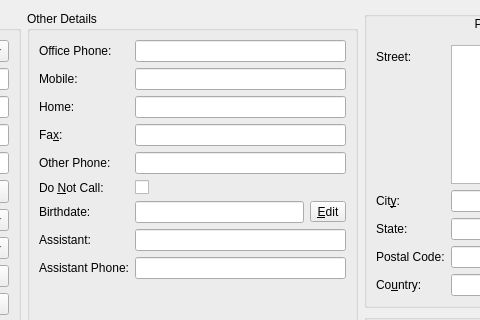
This is client/src/details/contactdetails.ui in KDAB/FatCRM as Qt 5 draws it before an edit; both pictures show x 322 to 802 and y 0 to 320 of the 1052 by 622 pixel window. The edited form follows.
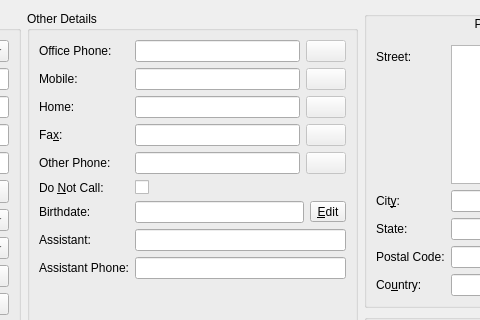
This is the edited form. Icons and pictures are not drawn. Custom widgets are drawn as their Qt base class.

Commit message: contactdetails: Add call/fax action buttons

Patch:
```diff
--- a/client/src/details/contactdetails.ui
+++ b/client/src/details/contactdetails.ui
@@ -273,7 +273,28 @@
        </widget>
       </item>
       <item row="0" column="1">
-       <widget class="QLineEdit" name="phone_work"/>
+       <layout class="QHBoxLayout" name="horizontalLayout_7">
+        <item>
+         <widget class="QLineEdit" name="phone_work"/>
+        </item>
+        <item>
+         <widget class="QPushButton" name="buttonCallWork">
+          <property name="enabled">
+           <bool>false</bool>
+          </property>
+          <property name="toolTip">
+           <string>Call</string>
+          </property>
+          <property name="text">
+           <string/>
+          </property>
+          <property name="icon">
+           <iconset theme="call-start">
+            <normaloff>.</normaloff>.</iconset>
+          </property>
+         </widget>
+        </item>
+       </layout>
       </item>
       <item row="1" column="0">
        <widget class="QLabel" name="label_13">
@@ -286,7 +307,28 @@
        </widget>
       </item>
       <item row="1" column="1">
-       <widget class="QLineEdit" name="phone_mobile"/>
+       <layout class="QHBoxLayout" name="horizontalLayout_8">
+        <item>
+         <widget class="QLineEdit" name="phone_mobile"/>
+        </item>
+        <item>
+         <widget class="QPushButton" name="buttonCallMobile">
+          <property name="enabled">
+           <bool>false</bool>
+          </property>
+          <property name="toolTip">
+           <string>Call</string>
+          </property>
+          <property name="text">
+           <string/>
+          </property>
+          <property name="icon">
+           <iconset theme="call-start">
+            <normaloff>.</normaloff>.</iconset>
+          </property>
+         </widget>
+        </item>
+       </layout>
       </item>
       <item row="2" column="0">
        <widget class="QLabel" name="label_14">
@@ -299,7 +341,28 @@
        </widget>
       </item>
       <item row="2" column="1">
-       <widget class="QLineEdit" name="phone_home"/>
+       <layout class="QHBoxLayout" name="horizontalLayout_9">
+        <item>
+         <widget class="QLineEdit" name="phone_home"/>
+        </item>
+        <item>
+         <widget class="QPushButton" name="buttonCallHome">
+          <property name="enabled">
+           <bool>false</bool>
+          </property>
+          <property name="toolTip">
+           <string>Call</string>
+          </property>
+          <property name="text">
+           <string/>
+          </property>
+          <property name="icon">
+           <iconset theme="call-start">
+            <normaloff>.</normaloff>.</iconset>
+          </property>
+         </widget>
+        </item>
+       </layout>
       </item>
       <item row="3" column="0">
        <widget class="QLabel" name="label_15">
@@ -312,7 +375,28 @@
        </widget>
       </item>
       <item row="3" column="1">
-       <widget class="QLineEdit" name="phone_fax"/>
+       <layout class="QHBoxLayout" name="horizontalLayout_10">
+        <item>
+         <widget class="QLineEdit" name="phone_fax"/>
+        </item>
+        <item>
+         <widget class="QPushButton" name="buttonFax">
+          <property name="enabled">
+           <bool>false</bool>
+          </property>
+          <property name="toolTip">
+           <string>Fax</string>
+          </property>
+          <property name="text">
+           <string/>
+          </property>
+          <property name="icon">
+           <iconset theme="mail-send">
+            <normaloff>.</normaloff>.</iconset>
+          </property>
+         </widget>
+        </item>
+       </layout>
       </item>
       <item row="4" column="0">
        <widget class="QLabel" name="label_16">
@@ -325,7 +409,28 @@
        </widget>
       </item>
       <item row="4" column="1">
-       <widget class="QLineEdit" name="phone_other"/>
+       <layout class="QHBoxLayout" name="horizontalLayout_11">
+        <item>
+         <widget class="QLineEdit" name="phone_other"/>
+        </item>
+        <item>
+         <widget class="QPushButton" name="buttonCallOtherPhone">
+          <property name="enabled">
+           <bool>false</bool>
+          </property>
+          <property name="toolTip">
+           <string>Call</string>
+          </property>
+          <property name="text">
+           <string/>
+          </property>
+          <property name="icon">
+           <iconset theme="call-start">
+            <normaloff>.</normaloff>.</iconset>
+          </property>
+         </widget>
+        </item>
+       </layout>
       </item>
       <item row="5" column="0">
        <widget class="QLabel" name="label_30">
```
Left out of the diff: 12 changed lines with no effect on the pictures. The commit also changes 1 other file.
